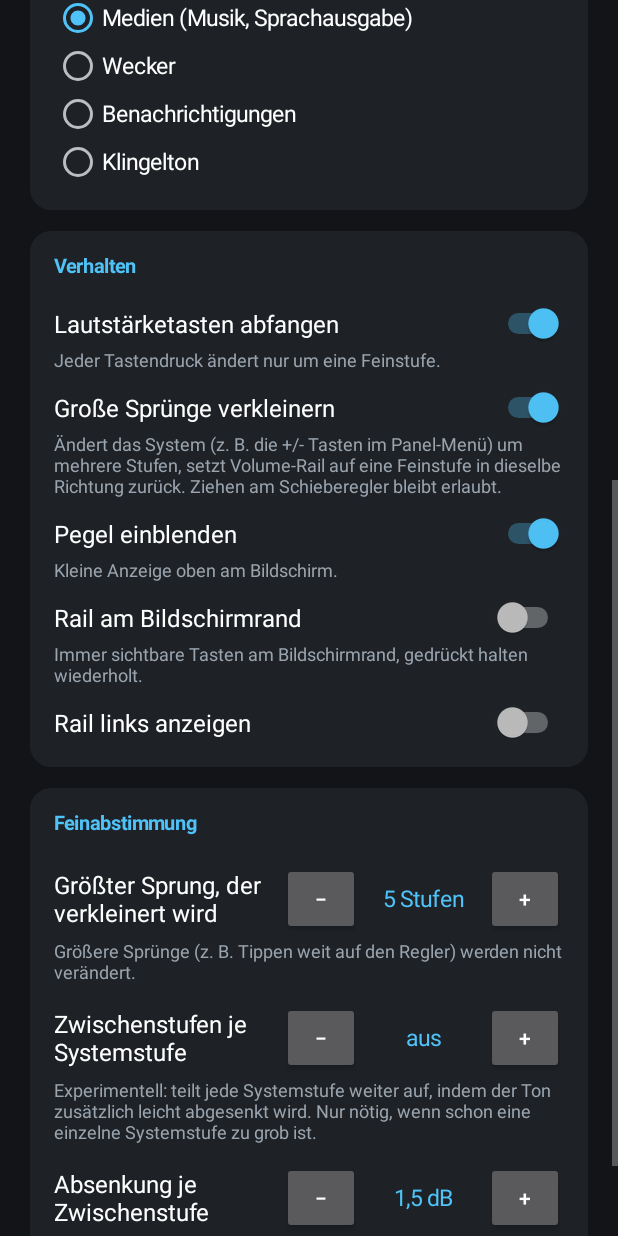
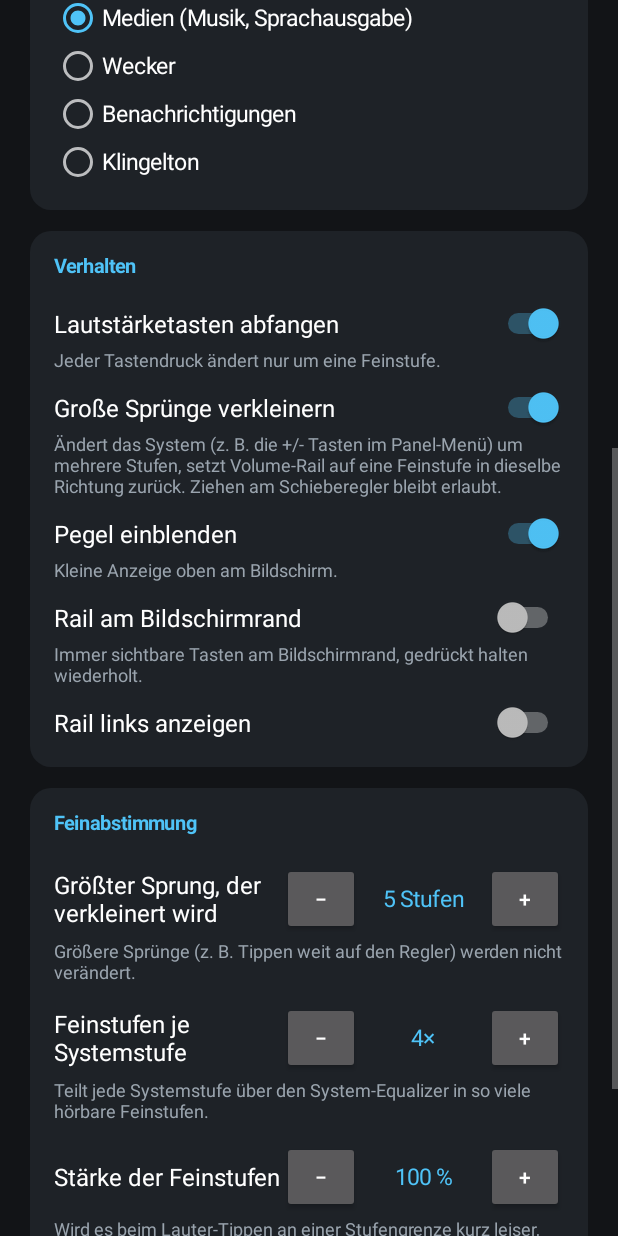
Before and after one commit to b05at/Volume-Rail, an Android app: the screen it shows after launch (MainActivity), scrolled down 576 dp, on a phone screen of 412 x 824 dp. Run offline under Robolectric (Android 15) with nearby library versions, the phone set to English and light mode, and no system bars.

Commit message:
Volume-Rail 1.1: hörbare Feinstufen über den System-Equalizer
Feinstufen sind standardmäßig aktiv (4 je Systemstufe), die Absenkung wird
aus dem dB-Abstand der Systemstufen berechnet. Equalizer-Status und Hörtest
in der App.

Co-Authored-By: Claude Fable 5.2 <noreply@anthropic.com>
Claude-Session: https://claude.ai/code/session_01NszqLRWLTWDC1ifwuDwJve

```diff
--- a/app/build.gradle
+++ b/app/build.gradle
@@ -10,8 +10,8 @@ android {
         applicationId 'at.b05.volumerail'
         minSdk 26
         targetSdk 34
-        versionCode 1
-        versionName '1.0'
+        versionCode 2
+        versionName '1.1'
     }
 
     // Fester Schlüssel im Repo, damit sich neue Versionen über alte installieren lassen
--- a/app/src/main/java/at/b05/volumerail/FineVolumeService.java
+++ b/app/src/main/java/at/b05/volumerail/FineVolumeService.java
@@ -111,7 +111,7 @@ public class FineVolumeService extends AccessibilityService
         if (key == null) return;
         if (key.equals(Prefs.FLOAT) || key.equals(Prefs.FLOAT_LEFT)) {
             updateFloating();
-        } else if (key.equals(Prefs.SUBSTEPS) || key.equals(Prefs.STREAM) || key.equals(Prefs.DB_TENTHS)) {
+        } else if (key.equals(Prefs.SUBSTEPS) || key.equals(Prefs.STREAM) || key.equals(Prefs.STRENGTH)) {
             if (vc != null) vc.reset();
         }
     }
--- a/app/src/main/java/at/b05/volumerail/MainActivity.java
+++ b/app/src/main/java/at/b05/volumerail/MainActivity.java
@@ -179,24 +179,45 @@ public class MainActivity extends Activity {
                     }
                 },
                 "Größere Sprünge (z. B. Tippen weit auf den Regler) werden nicht verändert.");
-        stepper(c5, "Zwischenstufen je Systemstufe", Prefs.SUBSTEPS, Prefs.DEF_SUBSTEPS, 1, 5,
+        stepper(c5, "Feinstufen je Systemstufe", Prefs.SUBSTEPS, Prefs.DEF_SUBSTEPS, 1, 8,
                 new Fmt() {
                     @Override
                     public String f(int v) {
-                        return v == 1 ? "aus" : v + "×";
+                        return v == 1 ? "aus" : v + "\u00D7";
                     }
                 },
-                "Experimentell: teilt jede Systemstufe weiter auf, indem der Ton zusätzlich leicht abgesenkt wird. Nur nötig, wenn schon eine einzelne Systemstufe zu grob ist.");
-        stepper(c5, "Absenkung je Zwischenstufe", Prefs.DB_TENTHS, Prefs.DEF_DB_TENTHS, 5, 50,
+                "Teilt jede Systemstufe über den System-Equalizer in so viele hörbare Feinstufen.");
+        stepper(c5, "Stärke der Feinstufen", Prefs.STRENGTH, Prefs.DEF_STRENGTH, 3, 25,
                 new Fmt() {
                     @Override
                     public String f(int v) {
-                        return (v / 10) + "," + (v % 10) + " dB";
+                        return (v * 10) + " %";
                     }
                 },
-                "Passt die Zwischenstufen an den Abstand der Systemstufen an.");
+                "Wird es beim Lauter-Tippen an einer Stufengrenze kurz leiser, verringere den Wert. Macht es dort einen Sprung nach oben, erhöhe ihn.");
         eqInfo = text("", 12, AMBER);
-        c5.addView(eqInfo, wrap(dp(6)));
+        c5.addView(eqInfo, wrap(dp(8)));
+        final Button test = button("Equalizer testen (2 s leiser)");
+        test.setOnClickListener(new View.OnClickListener() {
+            @Override
+            public void onClick(View v) {
+                FineVolumeService svc = FineVolumeService.instance;
+                if (svc == null || svc.controller() == null) {
+                    Toast.makeText(MainActivity.this, "Dienst ist nicht aktiv.", Toast.LENGTH_SHORT).show();
+                    return;
+                }
+                svc.controller().setTest(true);
+                h.postDelayed(new Runnable() {
+                    @Override
+                    public void run() {
+                        FineVolumeService s2 = FineVolumeService.instance;
+                        if (s2 != null && s2.controller() != null) s2.controller().setTest(false);
+                    }
+                }, 2000);
+            }
+        });
+        c5.addView(test, wrap(dp(8)));
+        c5.addView(text("Spiel dabei Musik ab: Wird sie für 2 Sekunden deutlich leiser, funktioniert der Equalizer auf diesem Gerät.", 12, GRAY), wrap(dp(2)));
 
         setContentView(sv);
     }
@@ -253,10 +274,10 @@ public class MainActivity extends Activity {
                 seek.setMax(max);
                 seek.setProgress(v);
             }
-            eqInfo.setText(vc.subStepsSupported() ? ""
-                    : "Zwischenstufen werden von diesem Gerät nicht unterstützt.");
+            eqInfo.setText(vc.eqStatus());
         } else {
             levelText.setText("Systemstufe " + idx + " von " + maxIdx);
+            eqInfo.setText("");
             if (!seekTouch) {
                 seek.setMax(Math.max(1, maxIdx));
                 seek.setProgress(idx);
--- a/app/src/main/java/at/b05/volumerail/Prefs.java
+++ b/app/src/main/java/at/b05/volumerail/Prefs.java
@@ -12,7 +12,7 @@ final class Prefs {
     static final String CORRECT = "correct_jumps";
     static final String MAX_JUMP = "max_jump";
     static final String SUBSTEPS = "substeps";
-    static final String DB_TENTHS = "db_tenths";
+    static final String STRENGTH = "eq_strength";
     static final String FLOAT = "floating_buttons";
     static final String FLOAT_LEFT = "floating_left";
     static final String OVERLAY = "show_overlay";
@@ -21,8 +21,8 @@ final class Prefs {
     static final boolean DEF_INTERCEPT = true;
     static final boolean DEF_CORRECT = true;
     static final int DEF_MAX_JUMP = 5;
-    static final int DEF_SUBSTEPS = 1;
-    static final int DEF_DB_TENTHS = 15;
+    static final int DEF_SUBSTEPS = 4;
+    static final int DEF_STRENGTH = 10; // Zehntel: 10 = 100 %
     static final boolean DEF_FLOAT = false;
     static final boolean DEF_FLOAT_LEFT = false;
     static final boolean DEF_OVERLAY = true;
```
Also changed, not shown: app/src/main/java/at/b05/volumerail/VolumeController.java (+90 -17 lines), 1 other file.
